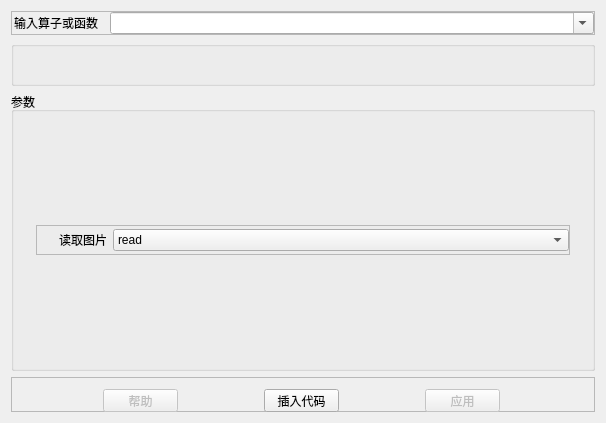
codebiao/dom, file dom/operator_window.ui: the form before one commit.
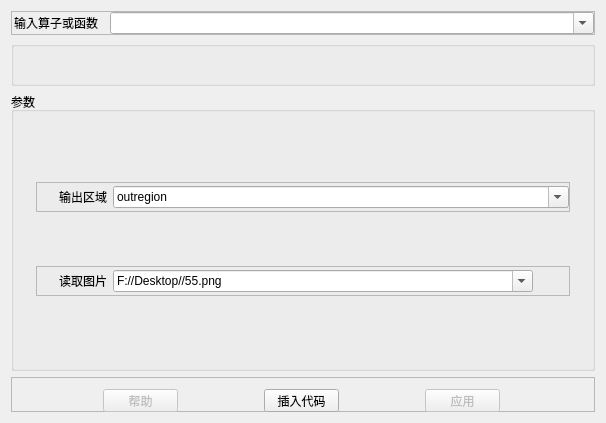
The form after the commit. The open tabs and pages were chosen to show the change. Icons and pictures are not drawn.

Commit message: 2022-4-29 增加反射机制，对不同输入输出执行不同的反射函数，并且优化了变量窗口刷新不了的问题

Diff of the .ui file:
```diff
--- a/dom/operator_window.ui
+++ b/dom/operator_window.ui
@@ -119,7 +119,7 @@
          <enum>QFrame::Raised</enum>
         </property>
         <property name="currentIndex">
-         <number>1</number>
+         <number>0</number>
         </property>
         <widget class="QWidget" name="widget">
          <widget class="QLabel" name="label_7">
@@ -143,6 +143,73 @@
         </widget>
         <widget class="QWidget" name="read_image">
          <layout class="QVBoxLayout" name="verticalLayout_6">
+          <item>
+           <widget class="QFrame" name="frame_9">
+            <property name="maximumSize">
+             <size>
+              <width>16777215</width>
+              <height>30</height>
+             </size>
+            </property>
+            <property name="layoutDirection">
+             <enum>Qt::LeftToRight</enum>
+            </property>
+            <property name="frameShape">
+             <enum>QFrame::StyledPanel</enum>
+            </property>
+            <property name="frameShadow">
+             <enum>QFrame::Raised</enum>
+            </property>
+            <layout class="QHBoxLayout" name="horizontalLayout_9">
+             <property name="leftMargin">
+              <number>0</number>
+             </property>
+             <property name="topMargin">
+              <number>0</number>
+             </property>
+             <property name="rightMargin">
+              <number>0</number>
+             </property>
+             <property name="bottomMargin">
+              <number>0</number>
+             </property>
+             <item>
+              <widget class="QLabel" name="label_9">
+               <property name="minimumSize">
+                <size>
+                 <width>50</width>
+                 <height>0</height>
+                </size>
+               </property>
+               <property name="maximumSize">
+                <size>
+                 <width>70</width>
+                 <height>16777215</height>
+                </size>
+               </property>
+               <property name="text">
+                <string>输出区域</string>
+               </property>
+               <property name="alignment">
+                <set>Qt::AlignRight|Qt::AlignTrailing|Qt::AlignVCenter</set>
+               </property>
+              </widget>
+             </item>
+             <item>
+              <widget class="QComboBox" name="comboBox_8">
+               <property name="editable">
+                <bool>true</bool>
+               </property>
+               <item>
+                <property name="text">
+                 <string>outregion</string>
+                </property>
+               </item>
+              </widget>
+             </item>
+            </layout>
+           </widget>
+          </item>
           <item>
            <widget class="QFrame" name="frame_8">
             <property name="maximumSize">
@@ -197,13 +264,44 @@
              </item>
              <item>
               <widget class="QComboBox" name="comboBox_7">
+               <property name="editable">
+                <bool>true</bool>
+               </property>
                <item>
                 <property name="text">
-                 <string>read</string>
+                 <string>F://Desktop//55.png</string>
                 </property>
                </item>
               </widget>
              </item>
+             <item>
+              <widget class="QPushButton" name="pushButton">
+               <property name="maximumSize">
+                <size>
+                 <width>30</width>
+                 <height>16777215</height>
+                </size>
+               </property>
+               <property name="styleSheet">
+                <string notr="true">image: url(:/images/resource/images/newFile.png);</string>
+               </property>
+               <property name="text">
+                <string/>
+               </property>
+               <property name="checkable">
+                <bool>false</bool>
+               </property>
+               <property name="autoDefault">
+                <bool>false</bool>
+               </property>
+               <property name="default">
+                <bool>false</bool>
+               </property>
+               <property name="flat">
+                <bool>true</bool>
+               </property>
+              </widget>
+             </item>
             </layout>
            </widget>
           </item>
@@ -265,6 +363,9 @@
              </item>
              <item>
               <widget class="QComboBox" name="comboBox_5">
+               <property name="editable">
+                <bool>true</bool>
+               </property>
                <item>
                 <property name="text">
                  <string>F://Desktop//1.png</string>
@@ -326,6 +427,9 @@
              </item>
              <item>
               <widget class="QComboBox" name="comboBox_6">
+               <property name="editable">
+                <bool>true</bool>
+               </property>
                <item>
                 <property name="text">
                  <string>F://Desktop//2.png</string>
@@ -403,6 +507,9 @@
              </item>
              <item>
               <widget class="QComboBox" name="comboBox_2">
+               <property name="editable">
+                <bool>true</bool>
+               </property>
                <item>
                 <property name="text">
                  <string>inRegion</string>
@@ -470,6 +577,9 @@
              </item>
              <item>
               <widget class="QComboBox" name="comboBox_3">
+               <property name="editable">
+                <bool>true</bool>
+               </property>
                <item>
                 <property name="text">
                  <string>outRegion</string>
@@ -534,6 +644,9 @@
              </item>
              <item>
               <widget class="QComboBox" name="comboBox_4">
+               <property name="editable">
+                <bool>true</bool>
+               </property>
                <item>
                 <property name="text">
                  <string>100</string>
```
Left out of the diff: 4 changed lines with no effect on the pictures. The commit also changes 22 other files.
